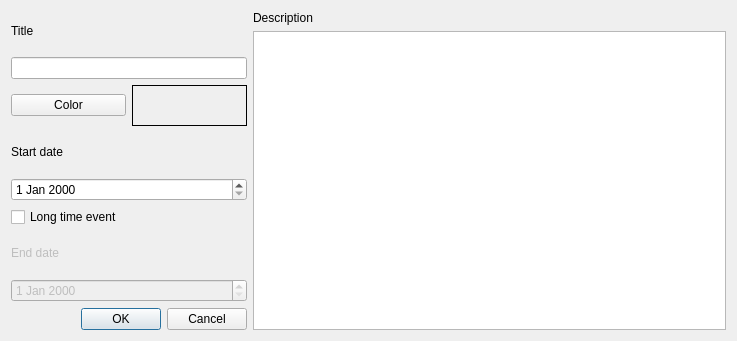
Before: the Qt Designer form TimelineArchitect/newevent_View.ui in GrzegorzDomaradzki/TimelineArchitect, drawn with Qt 5.
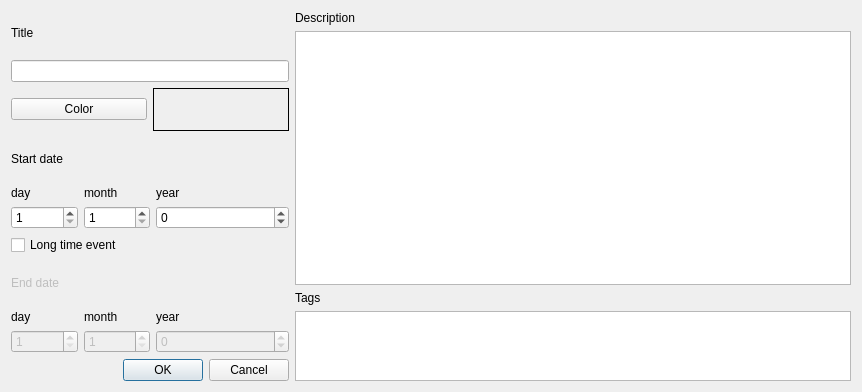
After: the same form once the commit is applied.

What changed in the file:
```diff
--- a/TimelineArchitect/newevent_View.ui
+++ b/TimelineArchitect/newevent_View.ui
@@ -6,18 +6,16 @@
    <rect>
     <x>0</x>
     <y>0</y>
-    <width>737</width>
-    <height>341</height>
+    <width>862</width>
+    <height>392</height>
    </rect>
   </property>
   <property name="windowTitle">
    <string>Dialog</string>
   </property>
-  <layout class="QHBoxLayout" name="horizontalLayout_3">
+  <layout class="QHBoxLayout" name="horizontalLayout_4" stretch="1,2">
    <item>
-    <layout class="QHBoxLayout" name="horizontalLayout_2" stretch="1,2">
-     <item>
-      <layout class="QVBoxLayout" name="verticalLayout">
+    <layout class="QVBoxLayout" name="verticalLayout_10">
        <item>
         <widget class="QLabel" name="label_2">
          <property name="text">
@@ -60,7 +58,71 @@
         </widget>
        </item>
        <item>
-        <widget class="QDateEdit" name="StartDate"/>
+      <layout class="QHBoxLayout" name="horizontalLayout_2" stretch="1,1,2">
+       <item>
+        <layout class="QVBoxLayout" name="verticalLayout">
+         <item>
+          <widget class="QLabel" name="label_5">
+           <property name="text">
+            <string>day</string>
+           </property>
+          </widget>
+         </item>
+         <item>
+          <widget class="QSpinBox" name="dayS">
+           <property name="minimum">
+            <number>1</number>
+           </property>
+           <property name="maximum">
+            <number>31</number>
+           </property>
+          </widget>
+         </item>
+        </layout>
+       </item>
+       <item>
+        <layout class="QVBoxLayout" name="verticalLayout_5">
+         <item>
+          <widget class="QLabel" name="label_6">
+           <property name="text">
+            <string>month</string>
+           </property>
+          </widget>
+         </item>
+         <item>
+          <widget class="QSpinBox" name="monthS">
+           <property name="minimum">
+            <number>1</number>
+           </property>
+           <property name="maximum">
+            <number>12</number>
+           </property>
+          </widget>
+         </item>
+        </layout>
+       </item>
+       <item>
+        <layout class="QVBoxLayout" name="verticalLayout_6">
+         <item>
+          <widget class="QLabel" name="label_7">
+           <property name="text">
+            <string>year</string>
+           </property>
+          </widget>
+         </item>
+         <item>
+          <widget class="QSpinBox" name="yearS">
+           <property name="minimum">
+            <number>-99999999</number>
+           </property>
+           <property name="maximum">
+            <number>99999999</number>
+           </property>
+          </widget>
+         </item>
+        </layout>
+       </item>
+      </layout>
        </item>
        <item>
         <widget class="QCheckBox" name="LongTime">
@@ -80,11 +142,80 @@
         </widget>
        </item>
        <item>
-        <widget class="QDateEdit" name="EndDate">
+      <layout class="QHBoxLayout" name="horizontalLayout_3" stretch="1,1,2">
+       <item>
+        <layout class="QVBoxLayout" name="verticalLayout_7">
+         <item>
+          <widget class="QLabel" name="label_9">
+           <property name="text">
+            <string>day</string>
+           </property>
+          </widget>
+         </item>
+         <item>
+          <widget class="QSpinBox" name="dayE">
          <property name="enabled">
           <bool>false</bool>
          </property>
-        </widget>
+           <property name="minimum">
+            <number>1</number>
+           </property>
+           <property name="maximum">
+            <number>31</number>
+           </property>
+          </widget>
+         </item>
+        </layout>
+       </item>
+       <item>
+        <layout class="QVBoxLayout" name="verticalLayout_8">
+         <item>
+          <widget class="QLabel" name="label_8">
+           <property name="text">
+            <string>month</string>
+           </property>
+          </widget>
+         </item>
+         <item>
+          <widget class="QSpinBox" name="monthE">
+           <property name="enabled">
+            <bool>false</bool>
+           </property>
+           <property name="minimum">
+            <number>1</number>
+           </property>
+           <property name="maximum">
+            <number>12</number>
+           </property>
+          </widget>
+         </item>
+        </layout>
+       </item>
+       <item>
+        <layout class="QVBoxLayout" name="verticalLayout_9">
+         <item>
+          <widget class="QLabel" name="label_10">
+           <property name="text">
+            <string>year</string>
+           </property>
+          </widget>
+         </item>
+         <item>
+          <widget class="QSpinBox" name="yearE">
+           <property name="enabled">
+            <bool>false</bool>
+           </property>
+           <property name="minimum">
+            <number>-99999999</number>
+           </property>
+           <property name="maximum">
+            <number>99999999</number>
+           </property>
+          </widget>
+         </item>
+        </layout>
+       </item>
+      </layout>
        </item>
        <item>
         <widget class="QDialogButtonBox" name="buttonBox">
@@ -99,6 +230,8 @@
       </layout>
      </item>
      <item>
+    <layout class="QVBoxLayout" name="verticalLayout_4" stretch="5,1">
+     <item>
       <layout class="QVBoxLayout" name="verticalLayout_2">
        <item>
         <widget class="QLabel" name="label_3">
@@ -112,6 +245,24 @@
        </item>
       </layout>
      </item>
+     <item>
+      <layout class="QVBoxLayout" name="verticalLayout_3">
+       <item>
+        <widget class="QLabel" name="label_4">
+         <property name="text">
+          <string>Tags</string>
+         </property>
+        </widget>
+       </item>
+       <item>
+        <widget class="QListView" name="listView">
+         <property name="flow">
+          <enum>QListView::LeftToRight</enum>
+         </property>
+        </widget>
+       </item>
+      </layout>
+     </item>
     </layout>
    </item>
   </layout>
```
Lines whose indentation alone changed are shown as unchanged.
